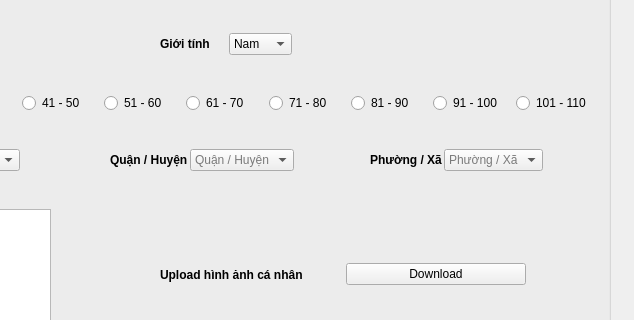
Qt form client/frontend/ui/finding_user.ui (DacLuc/relative_face_recognition_app) before a commit; both pictures show x 440 to 1074 and y 81 to 401 of the 1074 by 555 pixel window.
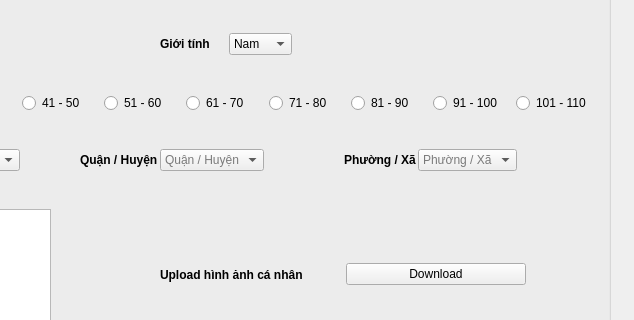
The same form after that commit. Icons and pictures are not drawn.

What changed in the file:
```diff
--- a/client/frontend/ui/finding_user.ui
+++ b/client/frontend/ui/finding_user.ui
@@ -682,9 +682,9 @@
     <widget class="QWidget" name="horizontalLayoutWidget_10">
      <property name="geometry">
       <rect>
-       <x>790</x>
+       <x>764</x>
        <y>180</y>
-       <width>205</width>
+       <width>231</width>
        <height>30</height>
       </rect>
      </property>
@@ -742,9 +742,9 @@
     <widget class="QWidget" name="horizontalLayoutWidget_8">
      <property name="geometry">
       <rect>
-       <x>530</x>
+       <x>500</x>
        <y>180</y>
-       <width>223</width>
+       <width>261</width>
        <height>30</height>
       </rect>
      </property>
```
